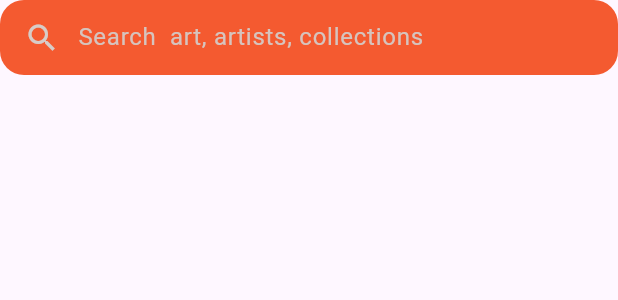
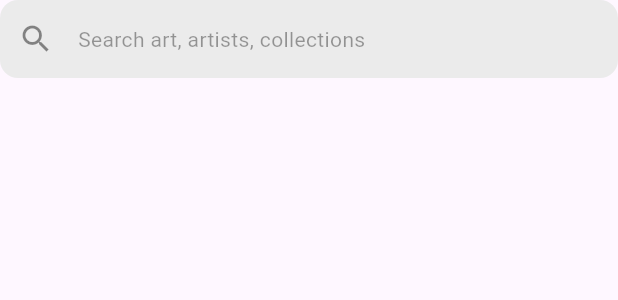
Before and after one commit to Amitkumarkoli/Acrilc, a Flutter app: the CustomSearchBar widget shown alone on an empty page, opened directly, on a phone screen of 412 x 824 dp. Shown: the top 300 px of the screen. Run offline on Flutter 3.47's test engine with Material 3 defaults, Android fonts, the light colour scheme and no system bars; our stand-ins replace carousel_slider, flutter_dotenv, flutter_svg, go_router, image_picker, logger and 4 more; missing offline and left inert: insta_image_viewer; accounts and stored records are empty; network calls fail; Roboto replaces fonts that are missing (Poppins).

Commit message:
theme colors

```diff
--- a/lib/widgets/customer_search.dart
+++ b/lib/widgets/customer_search.dart
@@ -1,4 +1,5 @@
 import 'package:flutter/material.dart';
+import 'package:acrilc/constants/themes.dart';
 
 class CustomSearchBar extends StatelessWidget {
   const CustomSearchBar({super.key});
@@ -6,26 +7,29 @@ class CustomSearchBar extends StatelessWidget {
   @override
   Widget build(BuildContext context) {
     return Container(
-      padding: const EdgeInsets.symmetric(horizontal: 16, vertical: 1),
-      decoration: BoxDecoration(
-        color: const Color.fromARGB(255, 244, 90, 48), // Dark brown-ish background
-        borderRadius: BorderRadius.circular(16),
-      ),
+
       child: Row(
         mainAxisAlignment: MainAxisAlignment.start,
         crossAxisAlignment: CrossAxisAlignment.center,
         mainAxisSize: MainAxisSize.max,
         // Add padding to the left and right
         children: [
-          Icon(Icons.search, color: Colors.brown[100], size: 24),
-          const SizedBox(width: 12),
+
           Expanded(
             child: TextField(
-              style: TextStyle(color: Colors.brown[100], fontSize: 16),
-              decoration: const InputDecoration(
-                border: InputBorder.none,
-                hintText: "Search  art, artists, collections",
-                hintStyle: TextStyle(color: Color(0xFFD6C4BE), fontSize: 16),
+              style: Theme.of(context).textTheme.bodyMedium,
+              decoration: InputDecoration(
+                hintText: 'Search art, artists, collections',
+                hintStyle: Theme.of(context).textTheme.bodyMedium?.copyWith(
+                  color: Colors.black38,
+                ),
+                prefixIcon: const Icon(Icons.search, color: Colors.black45),
+                filled: true,
+                fillColor: Theme.of(context).cardColor,
+                border: OutlineInputBorder(
+                  borderRadius: BorderRadius.circular(12),
+                  borderSide: BorderSide.none,
+                ),
               ),
             ),
           ),
```
Also changed, not shown: lib/pages/app/home_screen.dart (+98 -0 lines).
